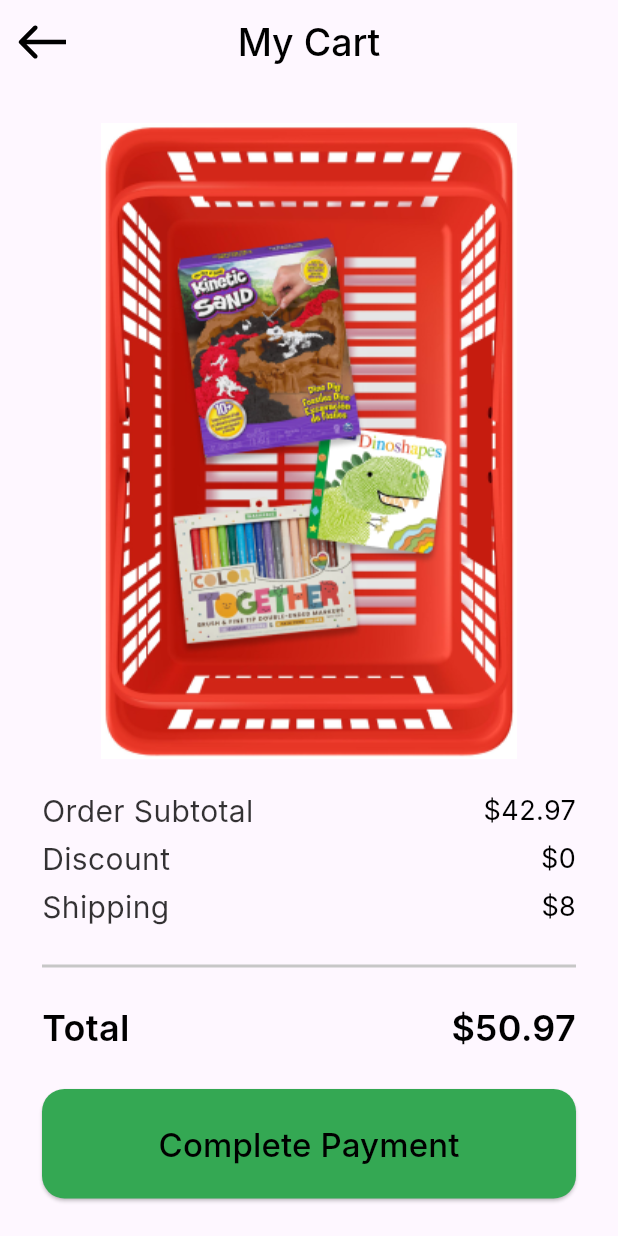
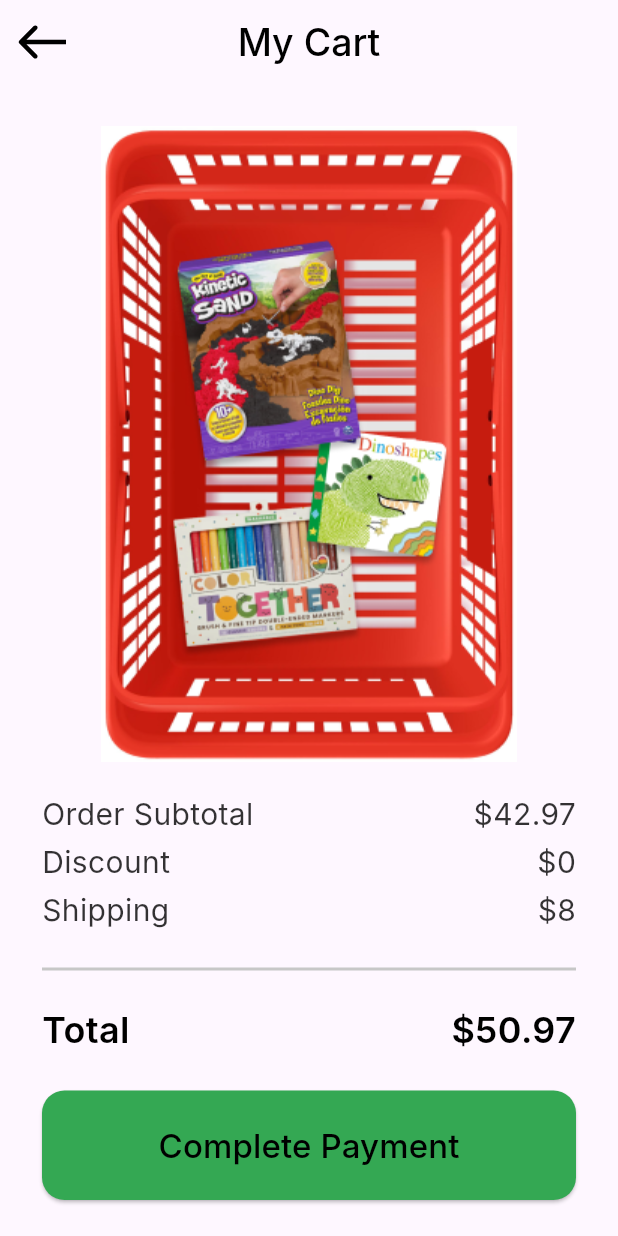
Before and after one commit to moelsayed1/checkout_app, a Flutter app: the screen it shows after launch, on a phone screen of 412 x 824 dp. Run offline on Flutter 3.47's test engine with Material 3 defaults, Android fonts, the phone set to English and light mode, and no system bars; our stand-ins replace flutter_svg; Roboto replaces fonts that are missing (Inter).

```diff
--- a/lib/Features/Checkout/presentation/views/widgets/my_cart_view_body.dart
+++ b/lib/Features/Checkout/presentation/views/widgets/my_cart_view_body.dart
@@ -18,9 +18,13 @@ class MyCartViewBody extends StatelessWidget {
               const SizedBox(
                 height: 18,
               ),
-              Image.asset('assets/images/Group 6.png'),
+              Expanded(
+                child: Image.asset(
+                  'assets/images/Group 6.png',
+                ),
+              ),
               const SizedBox(
-                height: 20,
+                height: 18,
               ),
               const OrderInfoItem(
                 title: 'Order Subtotal',
@@ -48,7 +52,7 @@ class MyCartViewBody extends StatelessWidget {
                 color: Color(0xffC7C7C7),
               ),
               const SizedBox(
-                height: 16,
+                height: 15,
               ),
               const TotalPrice(
                 title: 'Total',
@@ -60,6 +64,9 @@ class MyCartViewBody extends StatelessWidget {
               CustomButton(
                 onPressed: () {},
               ),
+              const SizedBox(
+                height: 16,
+              ),
             ],
           ),
         ),
--- a/lib/Features/Checkout/presentation/views/widgets/order_info_item.dart
+++ b/lib/Features/Checkout/presentation/views/widgets/order_info_item.dart
@@ -17,7 +17,7 @@ class OrderInfoItem extends StatelessWidget {
         const Spacer(),
         Text(
           value,
-          style: Styles.style18,
+          style: Styles.style20,
         ),
       ],
     );
```
